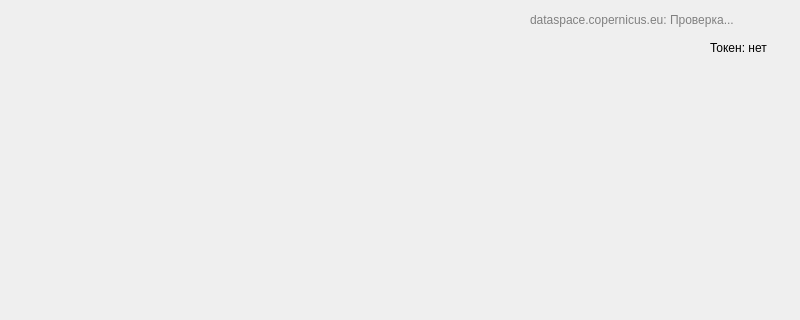
Old version of the form mainwindow.ui in the repository GumBen7/Notus; both pictures show x 0 to 800 and y 0 to 320 of the 800 by 600 pixel window.
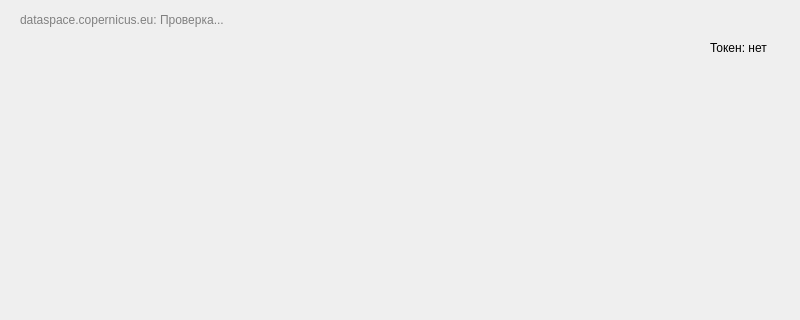
New version of the form.

```diff
--- a/mainwindow.ui
+++ b/mainwindow.ui
@@ -30,9 +30,9 @@
    <widget class="QLabel" name="dataspaceStatusLabel">
     <property name="geometry">
      <rect>
-      <x>530</x>
+      <x>20</x>
       <y>10</y>
-      <width>241</width>
+      <width>491</width>
       <height>20</height>
      </rect>
     </property>
```
